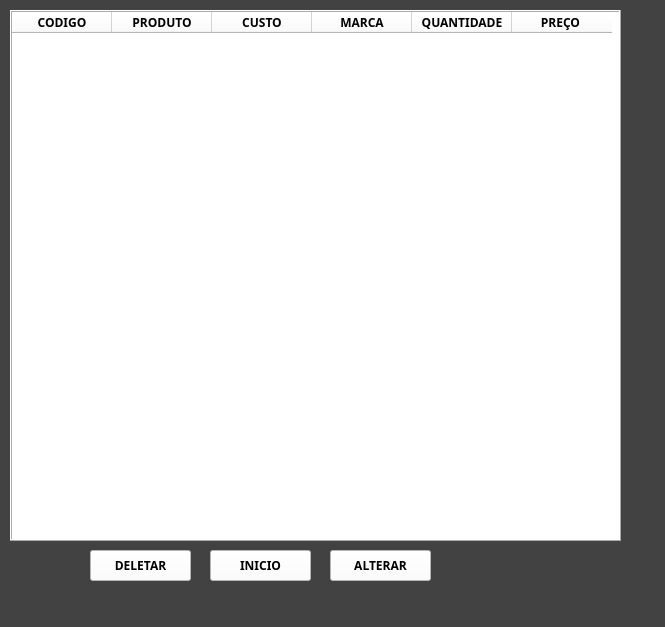
Qt form telalistar.ui (matheus770/Projeto_Cadastro_Python_mySQL) before a commit.
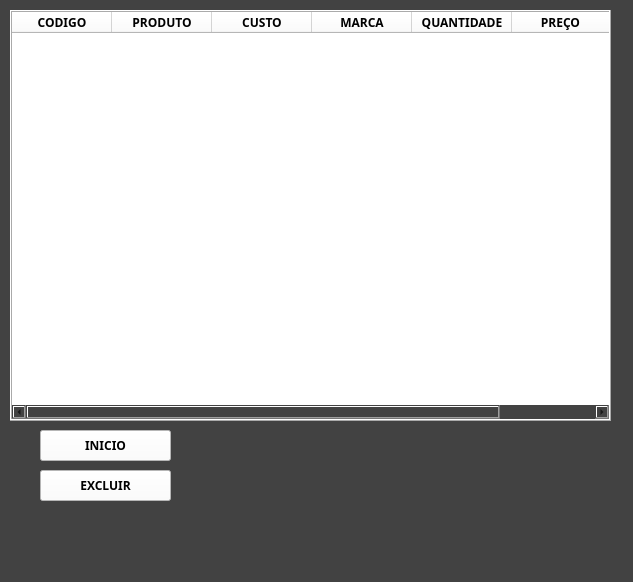
The same form after that commit.

The edit to the form file:
```diff
--- a/telalistar.ui
+++ b/telalistar.ui
@@ -6,8 +6,8 @@
    <rect>
     <x>0</x>
     <y>0</y>
-    <width>665</width>
-    <height>627</height>
+    <width>633</width>
+    <height>582</height>
    </rect>
   </property>
   <property name="windowTitle">
@@ -22,8 +22,8 @@
      <rect>
       <x>10</x>
       <y>10</y>
-      <width>611</width>
-      <height>531</height>
+      <width>601</width>
+      <height>411</height>
      </rect>
     </property>
     <property name="maximumSize">
@@ -138,32 +138,9 @@
    <widget class="QPushButton" name="pushButton">
     <property name="geometry">
      <rect>
-      <x>90</x>
-      <y>550</y>
-      <width>101</width>
-      <height>31</height>
-     </rect>
-    </property>
-    <property name="font">
-     <font>
-      <family>Arial Black</family>
-      <weight>75</weight>
-      <bold>true</bold>
-     </font>
-    </property>
-    <property name="styleSheet">
-     <string notr="true">background-color: rgb(255, 255, 255);</string>
-    </property>
-    <property name="text">
-     <string>DELETAR</string>
-    </property>
-   </widget>
-   <widget class="QPushButton" name="pushButton_2">
-    <property name="geometry">
-     <rect>
-      <x>210</x>
-      <y>550</y>
-      <width>101</width>
+      <x>40</x>
+      <y>430</y>
+      <width>131</width>
       <height>31</height>
      </rect>
     </property>
@@ -181,12 +158,12 @@
      <string>INICIO</string>
     </property>
    </widget>
-   <widget class="QPushButton" name="pushButton_3">
+   <widget class="QPushButton" name="pushButton_2">
     <property name="geometry">
      <rect>
-      <x>330</x>
-      <y>550</y>
-      <width>101</width>
+      <x>40</x>
+      <y>470</y>
+      <width>131</width>
       <height>31</height>
      </rect>
     </property>
@@ -201,7 +178,7 @@
      <string notr="true">background-color: rgb(255, 255, 255);</string>
     </property>
     <property name="text">
-     <string>ALTERAR</string>
+     <string>EXCLUIR</string>
     </property>
    </widget>
   </widget>
```
Left out of the diff: 2 changed lines with no effect on the pictures.
